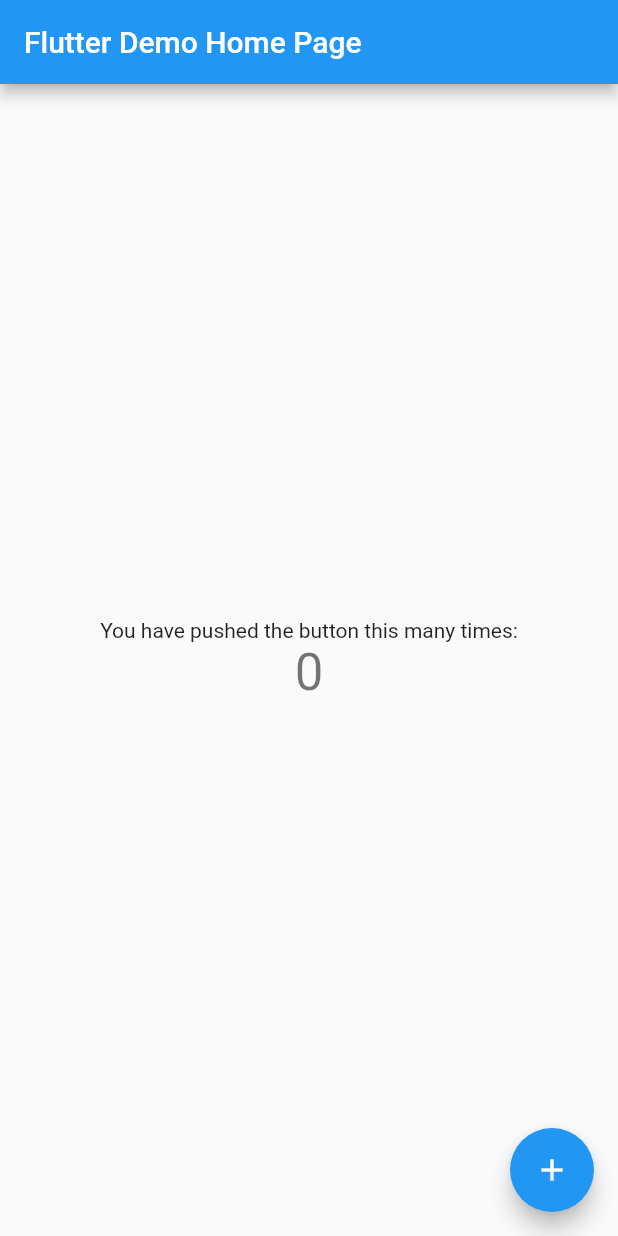
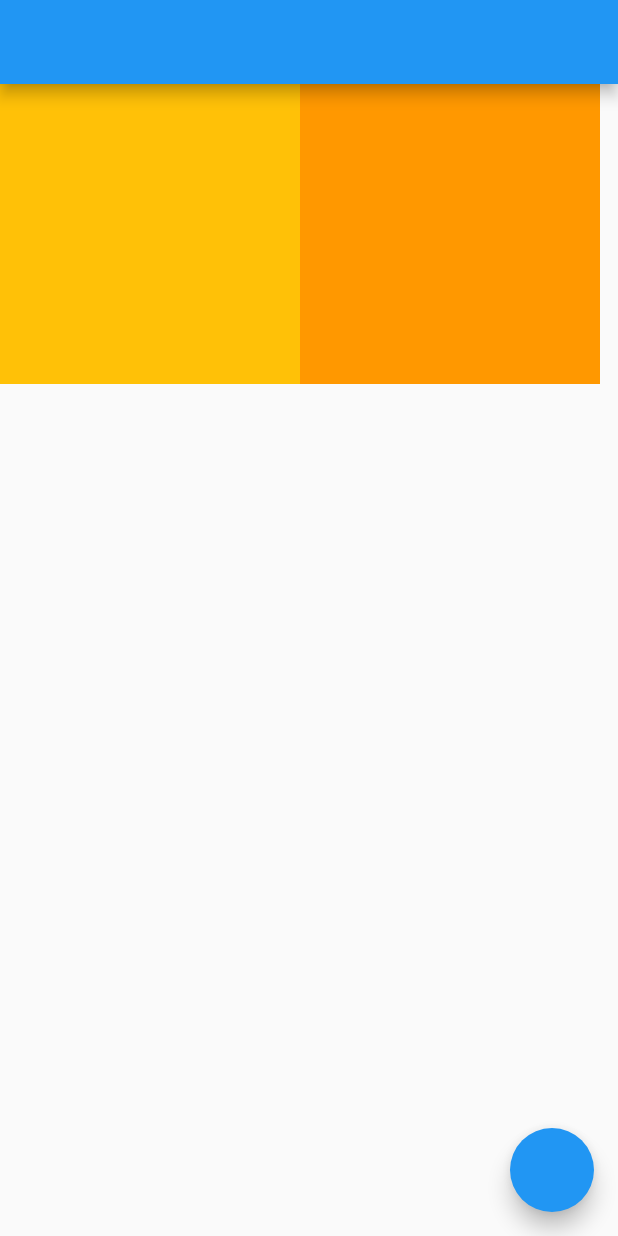
Before and after one commit to iisyos/playground, a Flutter app: the screen it shows after launch, on a phone screen of 412 x 824 dp. Run offline on Flutter 3.47's test engine with Material 2 defaults, Android fonts, the phone set to English and light mode, and no system bars.

Commit message:
uniquekeyの勉強 #3

```diff
--- a/lib/main.dart
+++ b/lib/main.dart
@@ -1,5 +1,5 @@
 import 'package:flutter/material.dart';
-
+import 'dart:math';
 void main() {
   runApp(const MyApp());
 }
@@ -13,103 +13,141 @@ class MyApp extends StatelessWidget {
     return MaterialApp(
       title: 'Flutter Demo',
       theme: ThemeData(
-        // This is the theme of your application.
-        //
-        // Try running your application with "flutter run". You'll see the
-        // application has a blue toolbar. Then, without quitting the app, try
-        // changing the primarySwatch below to Colors.green and then invoke
-        // "hot reload" (press "r" in the console where you ran "flutter run",
-        // or simply save your changes to "hot reload" in a Flutter IDE).
-        // Notice that the counter didn't reset back to zero; the application
-        // is not restarted.
         primarySwatch: Colors.blue,
       ),
-      home: const MyHomePage(title: 'Flutter Demo Home Page'),
+      home: Boxes(),
     );
   }
 }
 
-class MyHomePage extends StatefulWidget {
-  const MyHomePage({Key? key, required this.title}) : super(key: key);
-
-  // This widget is the home page of your application. It is stateful, meaning
-  // that it has a State object (defined below) that contains fields that affect
-  // how it looks.
-
-  // This class is the configuration for the state. It holds the values (in this
-  // case the title) provided by the parent (in this case the App widget) and
-  // used by the build method of the State. Fields in a Widget subclass are
-  // always marked "final".
-
-  final String title;
+class Box extends StatelessWidget {
+  const Box({Key? key,required this.color}) : super(key: key);
+  final  Color color;
 
   @override
-  State<MyHomePage> createState() => _MyHomePageState();
+  Widget build(BuildContext context) {
+    return  Expanded(child: AspectRatio(
+      aspectRatio: 1.0,
+      child: Container(
+        color: color,
+      ) ,
+    )
+    );
+  }
 }
 
-class _MyHomePageState extends State<MyHomePage> {
-  int _counter = 0;
 
-  void _incrementCounter() {
+class Boxes extends StatefulWidget {
+  const Boxes({Key? key}) : super(key: key);
+
+  @override
+  _BoxesState createState() => _BoxesState();
+}
+
+class Boxstful extends StatefulWidget {
+  const Boxstful({Key? key,required this.color}) : super(key: key);
+  final Color color;
+
+  @override
+  _BoxstfulState createState() => _BoxstfulState();
+}
+
+class _BoxstfulState extends State<Boxstful> {
+  @override
+  Widget build(BuildContext context) {
+    return   Expanded(child: AspectRatio(
+      aspectRatio: 1.0,
+      child: Container(
+        color: widget.color,
+      ) ,
+    )
+    );
+  }
+}
+
+class StatelessColorfulTile extends StatelessWidget {
+  final Color _color = UniqueColorGenerator.getColor();
+  @override
+  Widget build(BuildContext context) {
+    return Container(
+        color: _color, child: Padding(padding: EdgeInsets.all(100.0)));
+  }
+}
+
+class UniqueColorGenerator {
+  static List _colorOptions = [
+    Colors.blue,
+    Colors.red,
+    Colors.green,
+    Colors.yellow,
+    Colors.purple,
+    Colors.orange,
+    Colors.indigo,
+    Colors.amber,
+    Colors.black,
+  ];
+  static Random _random = new Random();
+  static Color getColor() {
+    if (_colorOptions.length > 0)
+      return _colorOptions.removeAt(_random.nextInt(_colorOptions.length));
+    else
+      return Color.fromARGB(_random.nextInt(256), _random.nextInt(256),
+          _random.nextInt(256), _random.nextInt(256));
+  }
+}
+
+
+
+class StatefulColorfulTile extends StatefulWidget {
+  StatefulColorfulTile({Key? key}) : super(key: key);
+
+  @override
+  ColorfulTileState createState() => ColorfulTileState();
+}
+
+class ColorfulTileState extends State<StatefulColorfulTile> {
+  Color? _color;
+  @override
+  void initState() {
+    super.initState();
+    _color = UniqueColorGenerator.getColor();
+  }
+
+  @override
+  Widget build(BuildContext context) {
+    return Container(
+        color: _color,
+        child: Padding(
+          padding: EdgeInsets.all(100.0),
+        ));
+  }
+}
+class _BoxesState extends State<Boxes> {
+  final List<Widget> _boxes=[
+    StatefulColorfulTile(key: UniqueKey()), // 変更！！
+    StatefulColorfulTile(key: UniqueKey()),
+  ];
+  void _swapTiles() {
     setState(() {
-      // This call to setState tells the Flutter framework that something has
-      // changed in this State, which causes it to rerun the build method below
-      // so that the display can reflect the updated values. If we changed
-      // _counter without calling setState(), then the build method would not be
-      // called again, and so nothing would appear to happen.
-      _counter++;
+      _boxes.insert(1, _boxes.removeAt(0));
     });
   }
 
   @override
   Widget build(BuildContext context) {
-    // This method is rerun every time setState is called, for instance as done
-    // by the _incrementCounter method above.
-    //
-    // The Flutter framework has been optimized to make rerunning build methods
-    // fast, so that you can just rebuild anything that needs updating rather
-    // than having to individually change instances of widgets.
     return Scaffold(
-      appBar: AppBar(
-        // Here we take the value from the MyHomePage object that was created by
-        // the App.build method, and use it to set our appbar title.
-        title: Text(widget.title),
-      ),
-      body: Center(
-        // Center is a layout widget. It takes a single child and positions it
-        // in the middle of the parent.
-        child: Column(
-          // Column is also a layout widget. It takes a list of children and
-          // arranges them vertically. By default, it sizes itself to fit its
-          // children horizontally, and tries to be as tall as its parent.
-          //
-          // Invoke "debug painting" (press "p" in the console, choose the
-          // "Toggle Debug Paint" action from the Flutter Inspector in Android
-          // Studio, or the "Toggle Debug Paint" command in Visual Studio Code)
-          // to see the wireframe for each widget.
-          //
-          // Column has various properties to control how it sizes itself and
-          // how it positions its children. Here we use mainAxisAlignment to
-          // center the children vertically; the main axis here is the vertical
-          // axis because Columns are vertical (the cross axis would be
-          // horizontal).
-          mainAxisAlignment: MainAxisAlignment.center,
-          children: <Widget>[
-            const Text(
-              'You have pushed the button this many times:',
-            ),
-            Text(
-              '$_counter',
-              style: Theme.of(context).textTheme.headline4,
-            ),
-          ],
-        ),
-      ),
-      floatingActionButton: FloatingActionButton(
-        onPressed: _incrementCounter,
-        tooltip: 'Increment',
-        child: const Icon(Icons.add),
-      ), // This trailing comma makes auto-formatting nicer for build methods.
+      body: Row(
+        children: _boxes,
+      ),floatingActionButton: FloatingActionButton(
+      onPressed: (){
+        _swapTiles();
+        // setState(() {
+        //   _boxes.shuffle();
+        // });
+      },
+    ),appBar: AppBar(
+
+    ),
     );
   }
 }
--- a/pubspec.yaml
+++ b/pubspec.yaml
@@ -34,6 +34,11 @@ dependencies:
   # The following adds the Cupertino Icons font to your application.
   # Use with the CupertinoIcons class for iOS style icons.
   cupertino_icons: ^1.0.2
+  flutter_riverpod: ^1.0.3
+  flutter_hooks: ">=0.16.0-nullsafety.0 <2.0.0"
+  hooks_riverpod: ^1.0.3
+  riverpod: ^1.0.3
+  uuid: ^3.0.4
 
 dev_dependencies:
   flutter_test:
```
Also changed, not shown: pubspec.lock.
